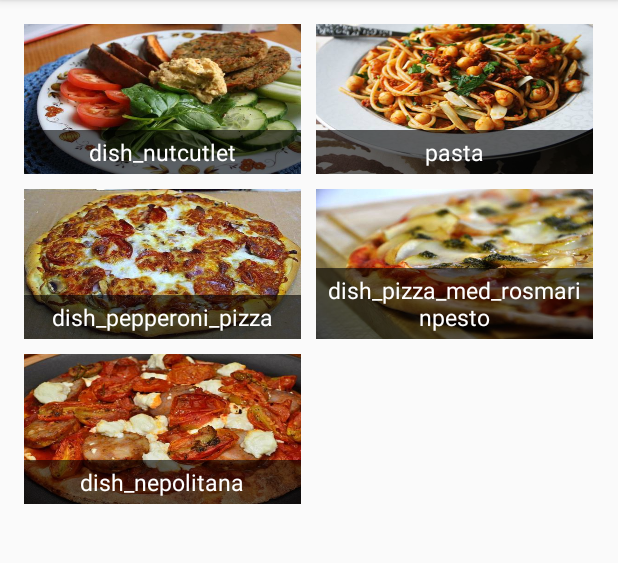
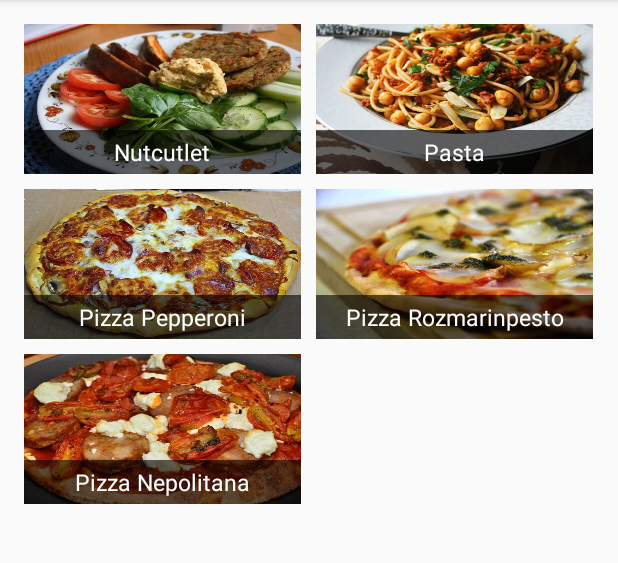
Before and after one commit to ViliusKraujutis/chear, an Android app: the screen it shows after launch (NewOrderActivity), on a phone screen of 412 x 824 dp, the part 84-647 px from its top. Run offline under Robolectric (Android 15) with nearby library versions, the phone set to English and light mode, and no system bars; our stand-ins replace ButterKnife.

Commit message:
Refactoring Dish a little bit

```diff
--- a/mobile/src/main/java/lt/andro/chear/NewOrderActivity.java
+++ b/mobile/src/main/java/lt/andro/chear/NewOrderActivity.java
@@ -51,13 +51,11 @@ public class NewOrderActivity extends FragmentActivity {
     }
 
     public void populateDishesData() {
-        mDishes.add(new Dish("dish_nutcutlet", "none", R.drawable.dish_nutcutlet));
-        mDishes.add(new Dish("pasta", "none", R.drawable.dish_pasta));
-        mDishes.add(new Dish("dish_pepperoni_pizza", "none", R.drawable.dish_pepperoni_pizza));
-        mDishes.add(new Dish("dish_pizza_med_rosmarinpesto", "none", R.drawable.dish_pizza_med_rosmarinpesto));
-        mDishes.add(new Dish("dish_nepolitana", "none", R.drawable.dish_nepolitana));
-
-
+        mDishes.add(new Dish("Nutcutlet", R.drawable.dish_nutcutlet));
+        mDishes.add(new Dish("Pasta", R.drawable.dish_pasta));
+        mDishes.add(new Dish("Pizza Pepperoni", R.drawable.dish_pepperoni_pizza));
+        mDishes.add(new Dish("Pizza Rozmarinpesto", R.drawable.dish_pizza_med_rosmarinpesto));
+        mDishes.add(new Dish("Pizza Nepolitana", R.drawable.dish_nepolitana));
     }
 
     @OnItemClick(R.id.gridview_order_menu)
--- a/mobile/src/main/java/lt/andro/chear/oms/Dish.java
+++ b/mobile/src/main/java/lt/andro/chear/oms/Dish.java
@@ -1,16 +1,15 @@
 package lt.andro.chear.oms;
 
 /**
- * Created by alon on 02/11/14.
+ * @author Alon
+ * @since 02/11/14
  */
 public class Dish {
     private final int imageResId;
     private String dishName;
-    private String specialNote;
 
-    public Dish(String dishName, String specialNote, int imageResId) {
+    public Dish(String dishName, int imageResId) {
         this.dishName = dishName;
-        this.specialNote = specialNote;
         this.imageResId = imageResId;
     }
 
@@ -18,10 +17,6 @@ public class Dish {
         return dishName;
     }
 
-    public void setDishName(String dishName) {
-        this.dishName = dishName;
-    }
-
     public int getImageResId() {
         return imageResId;
     }
```
Also changed, not shown: mobile/src/main/res/values/strings.xml (+0 -10 lines), mobile/src/main/res/drawable-nodpi/dish_nepolitana.jpg (renamed from mobile/src/main/res/drawable/dish_nepolitana.jpg), mobile/src/main/res/drawable-nodpi/dish_nutcutlet.jpg (renamed from mobile/src/main/res/drawable/dish_nutcutlet.jpg), mobile/src/main/res/drawable-nodpi/dish_pasta.jpg (renamed from mobile/src/main/res/drawable/dish_pasta.jpg), mobile/src/main/res/drawable-nodpi/dish_pepperoni_pizza.jpg (renamed from mobile/src/main/res/drawable/dish_pepperoni_pizza.jpg), mobile/src/main/res/drawable-nodpi/dish_pizza_med_rosmarinpesto.jpg (renamed from mobile/src/main/res/drawable/dish_pizza_med_rosmarinpesto.jpg).
